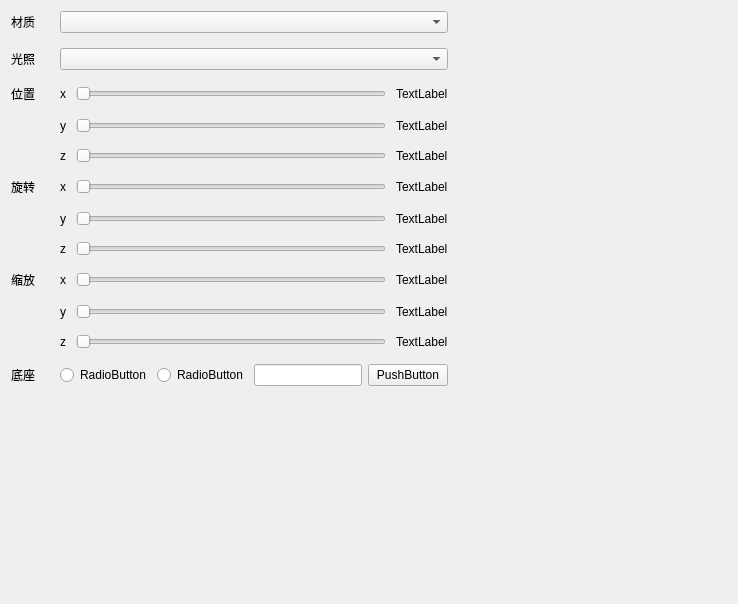
Old version of the form src/OpenglWidget/PropertyEditorWidget.ui in the repository heisai/OpenglModel.
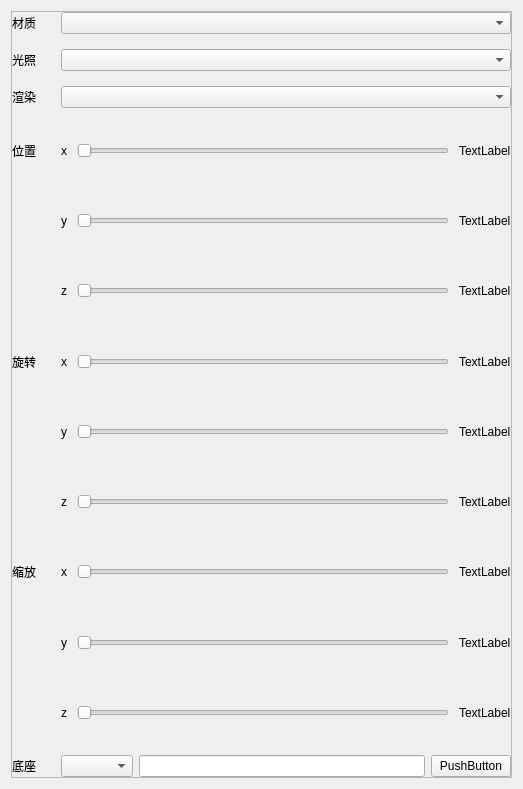
New version of the form.

What changed in the file:
```diff
--- a/src/OpenglWidget/PropertyEditorWidget.ui
+++ b/src/OpenglWidget/PropertyEditorWidget.ui
@@ -6,14 +6,45 @@
    <rect>
     <x>0</x>
     <y>0</y>
-    <width>738</width>
-    <height>604</height>
+    <width>523</width>
+    <height>789</height>
    </rect>
   </property>
   <property name="windowTitle">
    <string>PropertyEditorWidget</string>
   </property>
-  <widget class="QWidget" name="">
+  <layout class="QHBoxLayout" name="horizontalLayout_12">
+   <item>
+    <widget class="QScrollArea" name="scrollArea">
+     <property name="widgetResizable">
+      <bool>true</bool>
+     </property>
+     <widget class="QWidget" name="scrollAreaWidgetContents">
+      <property name="geometry">
+       <rect>
+        <x>0</x>
+        <y>0</y>
+        <width>503</width>
+        <height>769</height>
+       </rect>
+      </property>
+      <layout class="QHBoxLayout" name="horizontalLayout_11">
+       <property name="spacing">
+        <number>0</number>
+       </property>
+       <property name="leftMargin">
+        <number>0</number>
+       </property>
+       <property name="topMargin">
+        <number>0</number>
+       </property>
+       <property name="rightMargin">
+        <number>0</number>
+       </property>
+       <property name="bottomMargin">
+        <number>0</number>
+       </property>
+       <item>
    <layout class="QGridLayout" name="gridLayout">
     <property name="horizontalSpacing">
      <number>25</number>
@@ -21,7 +52,101 @@
     <property name="verticalSpacing">
      <number>15</number>
     </property>
-    <item row="8" column="1">
+         <item row="12" column="0">
+          <widget class="QLabel" name="label_23">
+           <property name="text">
+            <string>底座</string>
+           </property>
+          </widget>
+         </item>
+         <item row="3" column="1">
+          <layout class="QHBoxLayout" name="horizontalLayout">
+           <property name="spacing">
+            <number>10</number>
+           </property>
+           <item>
+            <widget class="QLabel" name="label_5">
+             <property name="text">
+              <string>x</string>
+             </property>
+            </widget>
+           </item>
+           <item>
+            <widget class="QSlider" name="horizontalSlider">
+             <property name="orientation">
+              <enum>Qt::Orientation::Horizontal</enum>
+             </property>
+            </widget>
+           </item>
+           <item>
+            <widget class="QLabel" name="label_14">
+             <property name="text">
+              <string>TextLabel</string>
+             </property>
+            </widget>
+           </item>
+          </layout>
+         </item>
+         <item row="3" column="0">
+          <widget class="QLabel" name="label_2">
+           <property name="text">
+            <string>位置</string>
+           </property>
+          </widget>
+         </item>
+         <item row="7" column="1">
+          <layout class="QHBoxLayout" name="horizontalLayout_5">
+           <property name="spacing">
+            <number>10</number>
+           </property>
+           <item>
+            <widget class="QLabel" name="label_8">
+             <property name="text">
+              <string>y</string>
+             </property>
+            </widget>
+           </item>
+           <item>
+            <widget class="QSlider" name="horizontalSlider_5">
+             <property name="orientation">
+              <enum>Qt::Orientation::Horizontal</enum>
+             </property>
+            </widget>
+           </item>
+           <item>
+            <widget class="QLabel" name="label_18">
+             <property name="text">
+              <string>TextLabel</string>
+             </property>
+            </widget>
+           </item>
+          </layout>
+         </item>
+         <item row="6" column="0">
+          <widget class="QLabel" name="label_3">
+           <property name="text">
+            <string>旋转</string>
+           </property>
+          </widget>
+         </item>
+         <item row="12" column="1">
+          <layout class="QHBoxLayout" name="horizontalLayout_10">
+           <item>
+            <widget class="QComboBox" name="comboBox"/>
+           </item>
+           <item>
+            <widget class="QLineEdit" name="lineEdit"/>
+           </item>
+           <item>
+            <widget class="QPushButton" name="pushButton">
+             <property name="text">
+              <string>PushButton</string>
+             </property>
+            </widget>
+           </item>
+          </layout>
+         </item>
+         <item row="9" column="1">
      <layout class="QHBoxLayout" name="horizontalLayout_7">
       <property name="spacing">
        <number>10</number>
@@ -49,44 +174,100 @@
       </item>
      </layout>
     </item>
-    <item row="1" column="0">
-     <widget class="QLabel" name="label">
-      <property name="text">
-       <string>光照</string>
-      </property>
-     </widget>
-    </item>
-    <item row="10" column="1">
-     <layout class="QHBoxLayout" name="horizontalLayout_9">
-      <property name="spacing">
-       <number>10</number>
-      </property>
-      <item>
-       <widget class="QLabel" name="label_12">
-        <property name="text">
-         <string>z</string>
-        </property>
-       </widget>
-      </item>
-      <item>
-       <widget class="QSlider" name="horizontalSlider_9">
-        <property name="orientation">
-         <enum>Qt::Orientation::Horizontal</enum>
-        </property>
-       </widget>
-      </item>
-      <item>
-       <widget class="QLabel" name="label_22">
-        <property name="text">
-         <string>TextLabel</string>
-        </property>
-       </widget>
-      </item>
-     </layout>
-    </item>
     <item row="1" column="1">
      <widget class="QComboBox" name="LightModelCombox"/>
     </item>
+         <item row="8" column="1">
+          <layout class="QHBoxLayout" name="horizontalLayout_6">
+           <property name="spacing">
+            <number>10</number>
+           </property>
+           <item>
+            <widget class="QLabel" name="label_9">
+             <property name="text">
+              <string>z</string>
+             </property>
+            </widget>
+           </item>
+           <item>
+            <widget class="QSlider" name="horizontalSlider_6">
+             <property name="orientation">
+              <enum>Qt::Orientation::Horizontal</enum>
+             </property>
+            </widget>
+           </item>
+           <item>
+            <widget class="QLabel" name="label_19">
+             <property name="text">
+              <string>TextLabel</string>
+             </property>
+            </widget>
+           </item>
+          </layout>
+         </item>
+         <item row="5" column="1">
+          <layout class="QHBoxLayout" name="horizontalLayout_3">
+           <property name="spacing">
+            <number>10</number>
+           </property>
+           <item>
+            <widget class="QLabel" name="label_7">
+             <property name="text">
+              <string>z</string>
+             </property>
+            </widget>
+           </item>
+           <item>
+            <widget class="QSlider" name="horizontalSlider_3">
+             <property name="orientation">
+              <enum>Qt::Orientation::Horizontal</enum>
+             </property>
+            </widget>
+           </item>
+           <item>
+            <widget class="QLabel" name="label_16">
+             <property name="text">
+              <string>TextLabel</string>
+             </property>
+            </widget>
+           </item>
+          </layout>
+         </item>
+         <item row="2" column="0">
+          <widget class="QLabel" name="label_24">
+           <property name="text">
+            <string>渲染</string>
+           </property>
+          </widget>
+         </item>
+         <item row="10" column="1">
+          <layout class="QHBoxLayout" name="horizontalLayout_8">
+           <property name="spacing">
+            <number>10</number>
+           </property>
+           <item>
+            <widget class="QLabel" name="label_11">
+             <property name="text">
+              <string>y</string>
+             </property>
+            </widget>
+           </item>
+           <item>
+            <widget class="QSlider" name="horizontalSlider_7">
+             <property name="orientation">
+              <enum>Qt::Orientation::Horizontal</enum>
+             </property>
+            </widget>
+           </item>
+           <item>
+            <widget class="QLabel" name="label_21">
+             <property name="text">
+              <string>TextLabel</string>
+             </property>
+            </widget>
+           </item>
+          </layout>
+         </item>
     <item row="0" column="0">
      <widget class="QLabel" name="LabelMaterial">
       <property name="text">
@@ -94,7 +275,42 @@
       </property>
      </widget>
     </item>
-    <item row="3" column="1">
+         <item row="9" column="0">
+          <widget class="QLabel" name="label_4">
+           <property name="text">
+            <string>缩放</string>
+           </property>
+          </widget>
+         </item>
+         <item row="11" column="1">
+          <layout class="QHBoxLayout" name="horizontalLayout_9">
+           <property name="spacing">
+            <number>10</number>
+           </property>
+           <item>
+            <widget class="QLabel" name="label_12">
+             <property name="text">
+              <string>z</string>
+             </property>
+            </widget>
+           </item>
+           <item>
+            <widget class="QSlider" name="horizontalSlider_9">
+             <property name="orientation">
+              <enum>Qt::Orientation::Horizontal</enum>
+             </property>
+            </widget>
+           </item>
+           <item>
+            <widget class="QLabel" name="label_22">
+             <property name="text">
+              <string>TextLabel</string>
+             </property>
+            </widget>
+           </item>
+          </layout>
+         </item>
+         <item row="4" column="1">
      <layout class="QHBoxLayout" name="horizontalLayout_2">
       <property name="spacing">
        <number>10</number>
@@ -122,7 +338,7 @@
       </item>
      </layout>
     </item>
-    <item row="5" column="1">
+         <item row="6" column="1">
      <layout class="QHBoxLayout" name="horizontalLayout_4">
       <property name="spacing">
        <number>10</number>
@@ -150,207 +366,26 @@
       </item>
      </layout>
     </item>
-    <item row="4" column="1">
-     <layout class="QHBoxLayout" name="horizontalLayout_3">
-      <property name="spacing">
-       <number>10</number>
-      </property>
-      <item>
-       <widget class="QLabel" name="label_7">
+         <item row="1" column="0">
+          <widget class="QLabel" name="label">
         <property name="text">
-         <string>z</string>
-        </property>
-       </widget>
-      </item>
-      <item>
-       <widget class="QSlider" name="horizontalSlider_3">
-        <property name="orientation">
-         <enum>Qt::Orientation::Horizontal</enum>
-        </property>
-       </widget>
-      </item>
-      <item>
-       <widget class="QLabel" name="label_16">
-        <property name="text">
-         <string>TextLabel</string>
-        </property>
-       </widget>
-      </item>
-     </layout>
-    </item>
-    <item row="8" column="0">
-     <widget class="QLabel" name="label_4">
-      <property name="text">
-       <string>缩放</string>
-      </property>
-     </widget>
-    </item>
-    <item row="7" column="1">
-     <layout class="QHBoxLayout" name="horizontalLayout_6">
-      <property name="spacing">
-       <number>10</number>
-      </property>
-      <item>
-       <widget class="QLabel" name="label_9">
-        <property name="text">
-         <string>z</string>
-        </property>
-       </widget>
-      </item>
-      <item>
-       <widget class="QSlider" name="horizontalSlider_6">
-        <property name="orientation">
-         <enum>Qt::Orientation::Horizontal</enum>
-        </property>
-       </widget>
-      </item>
-      <item>
-       <widget class="QLabel" name="label_19">
-        <property name="text">
-         <string>TextLabel</string>
-        </property>
-       </widget>
-      </item>
-     </layout>
-    </item>
-    <item row="9" column="1">
-     <layout class="QHBoxLayout" name="horizontalLayout_8">
-      <property name="spacing">
-       <number>10</number>
-      </property>
-      <item>
-       <widget class="QLabel" name="label_11">
-        <property name="text">
-         <string>y</string>
-        </property>
-       </widget>
-      </item>
-      <item>
-       <widget class="QSlider" name="horizontalSlider_7">
-        <property name="orientation">
-         <enum>Qt::Orientation::Horizontal</enum>
-        </property>
-       </widget>
-      </item>
-      <item>
-       <widget class="QLabel" name="label_21">
-        <property name="text">
-         <string>TextLabel</string>
-        </property>
-       </widget>
-      </item>
-     </layout>
-    </item>
-    <item row="2" column="0">
-     <widget class="QLabel" name="label_2">
-      <property name="text">
-       <string>位置</string>
-      </property>
-     </widget>
-    </item>
-    <item row="2" column="1">
-     <layout class="QHBoxLayout" name="horizontalLayout">
-      <property name="spacing">
-       <number>10</number>
-      </property>
-      <item>
-       <widget class="QLabel" name="label_5">
-        <property name="text">
-         <string>x</string>
-        </property>
-       </widget>
-      </item>
-      <item>
-       <widget class="QSlider" name="horizontalSlider">
-        <property name="orientation">
-         <enum>Qt::Orientation::Horizontal</enum>
-        </property>
-       </widget>
-      </item>
-      <item>
-       <widget class="QLabel" name="label_14">
-        <property name="text">
-         <string>TextLabel</string>
-        </property>
-       </widget>
-      </item>
-     </layout>
+            <string>光照</string>
+           </property>
+          </widget>
     </item>
     <item row="0" column="1">
      <widget class="QComboBox" name="MaterialComBox"/>
     </item>
-    <item row="6" column="1">
-     <layout class="QHBoxLayout" name="horizontalLayout_5">
-      <property name="spacing">
-       <number>10</number>
-      </property>
-      <item>
-       <widget class="QLabel" name="label_8">
-        <property name="text">
-         <string>y</string>
-        </property>
-       </widget>
-      </item>
-      <item>
-       <widget class="QSlider" name="horizontalSlider_5">
-        <property name="orientation">
-         <enum>Qt::Orientation::Horizontal</enum>
-        </property>
-       </widget>
-      </item>
-      <item>
-       <widget class="QLabel" name="label_18">
-        <property name="text">
-         <string>TextLabel</string>
-        </property>
-       </widget>
-      </item>
-     </layout>
-    </item>
-    <item row="5" column="0">
-     <widget class="QLabel" name="label_3">
-      <property name="text">
-       <string>旋转</string>
-      </property>
+         <item row="2" column="1">
+          <widget class="QComboBox" name="RenderCombox"/>
+         </item>
+        </layout>
+       </item>
+      </layout>
      </widget>
-    </item>
-    <item row="11" column="1">
-     <layout class="QHBoxLayout" name="horizontalLayout_10">
-      <item>
-       <widget class="QRadioButton" name="radioButton_2">
-        <property name="text">
-         <string>RadioButton</string>
-        </property>
-       </widget>
-      </item>
-      <item>
-       <widget class="QRadioButton" name="radioButton">
-        <property name="text">
-         <string>RadioButton</string>
-        </property>
-       </widget>
-      </item>
-      <item>
-       <widget class="QLineEdit" name="lineEdit"/>
-      </item>
-      <item>
-       <widget class="QPushButton" name="pushButton">
-        <property name="text">
-         <string>PushButton</string>
-        </property>
-       </widget>
-      </item>
-     </layout>
-    </item>
-    <item row="11" column="0">
-     <widget class="QLabel" name="label_23">
-      <property name="text">
-       <string>底座</string>
-      </property>
-     </widget>
-    </item>
-   </layout>
-  </widget>
+    </widget>
+   </item>
+  </layout>
  </widget>
  <layoutdefault spacing="6" margin="11"/>
  <resources/>
```
Lines whose indentation alone changed are shown as unchanged.
